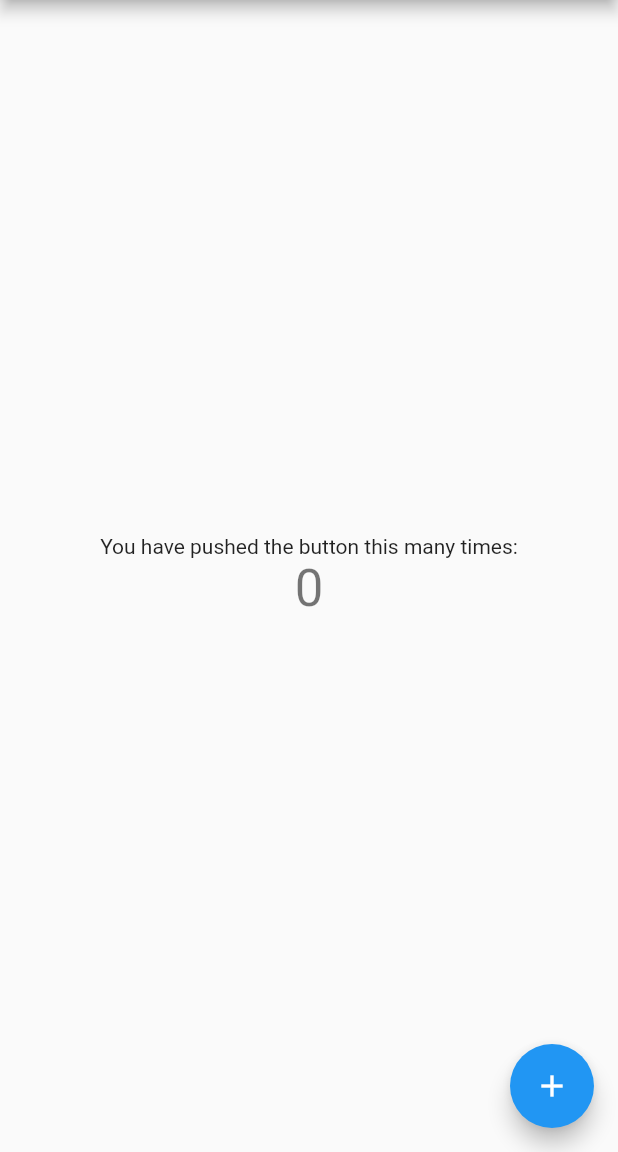
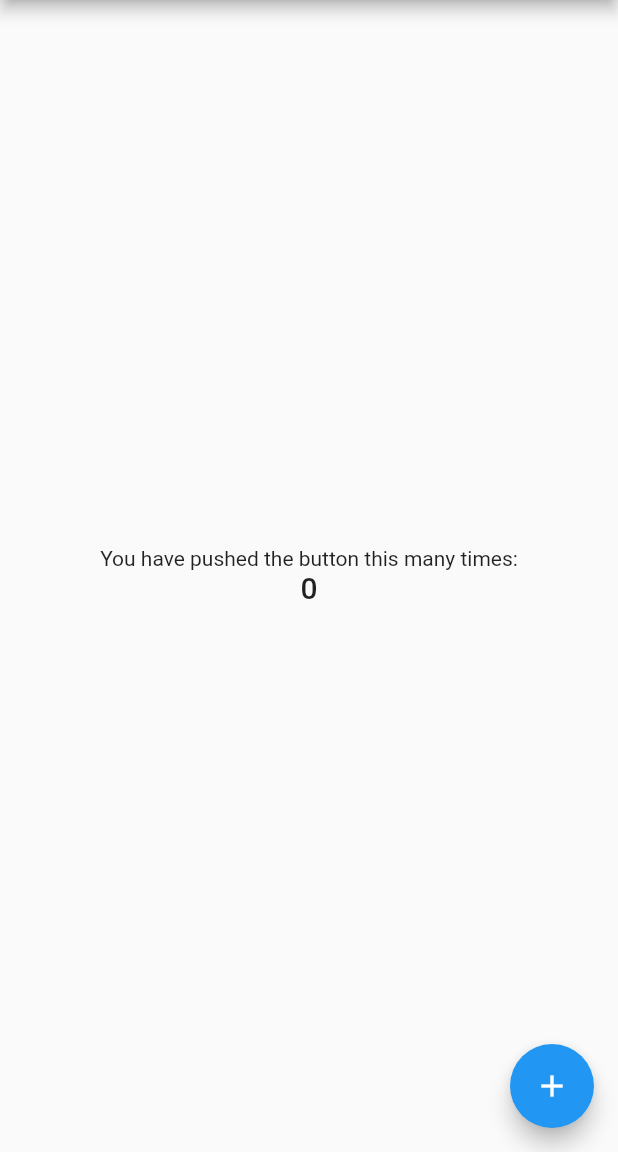
Before and after one commit to huycozy/Flutter-add-to-app-Android-native-sample, a Flutter app: the screen it shows after launch, on a phone screen of 412 x 824 dp, the part 84-1236 px from its top. Run offline on Flutter 3.47's test engine with Material 2 defaults, Android fonts, the phone set to English and light mode, and no system bars.

Commit message:
update
Signed-off-by: Nguyen Huy <huy@nevercode.io>

```diff
--- a/my_flutter/lib/main.dart
+++ b/my_flutter/lib/main.dart
@@ -97,7 +97,7 @@ class _MyHomePageState extends State<MyHomePage> {
             ),
             Text(
               '$_counter',
-              style: Theme.of(context).textTheme.headline4,
+              style: Theme.of(context).textTheme.titleLarge,
             ),
           ],
         ),
```
